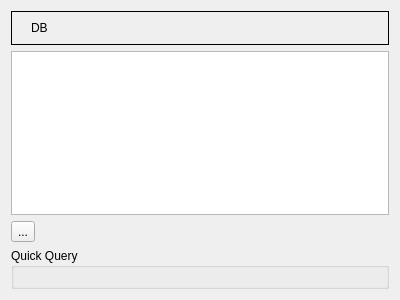
First picture: the form in BrowseTableForm.ui, repository fritzone/ddm, before the edit.
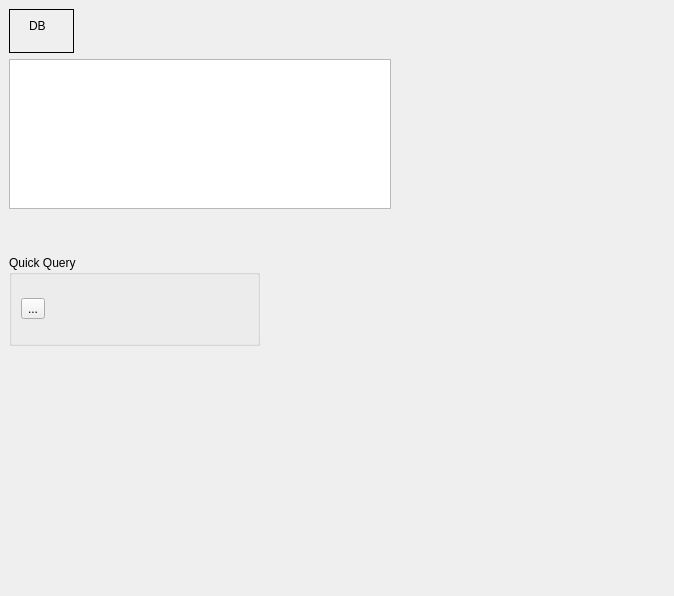
Second picture: the form after the edit. Icons and pictures are not drawn.

```diff
--- a/BrowseTableForm.ui
+++ b/BrowseTableForm.ui
@@ -6,16 +6,22 @@
    <rect>
     <x>0</x>
     <y>0</y>
-    <width>400</width>
-    <height>300</height>
+    <width>674</width>
+    <height>596</height>
    </rect>
   </property>
   <property name="windowTitle">
    <string>Form</string>
   </property>
-  <layout class="QVBoxLayout" name="verticalLayout_3">
-   <item>
     <widget class="QFrame" name="frame">
+   <property name="geometry">
+    <rect>
+     <x>9</x>
+     <y>9</y>
+     <width>65</width>
+     <height>44</height>
+    </rect>
+   </property>
      <property name="frameShape">
       <enum>QFrame::Box</enum>
      </property>
@@ -45,9 +51,15 @@
       </item>
      </layout>
     </widget>
-   </item>
-   <item>
     <widget class="QTableView" name="table">
+   <property name="geometry">
+    <rect>
+     <x>9</x>
+     <y>59</y>
+     <width>382</width>
+     <height>150</height>
+    </rect>
+   </property>
      <property name="sizePolicy">
       <sizepolicy hsizetype="Expanding" vsizetype="Expanding">
        <horstretch>2</horstretch>
@@ -73,7 +85,19 @@
       <bool>false</bool>
      </attribute>
     </widget>
-   </item>
+  <widget class="QGroupBox" name="groupBox">
+   <property name="geometry">
+    <rect>
+     <x>9</x>
+     <y>255</y>
+     <width>251</width>
+     <height>91</height>
+    </rect>
+   </property>
+   <property name="title">
+    <string>Quick Query</string>
+   </property>
+   <layout class="QVBoxLayout" name="verticalLayout_2">
    <item>
     <layout class="QVBoxLayout" name="verticalLayout">
      <item>
@@ -90,17 +114,13 @@
        </property>
       </widget>
      </item>
-    </layout>
-   </item>
    <item>
-    <widget class="QGroupBox" name="groupBox">
-     <property name="title">
-      <string>Quick Query</string>
-     </property>
-     <layout class="QVBoxLayout" name="verticalLayout_2"/>
-    </widget>
-   </item>
-  </layout>
+       <layout class="QHBoxLayout" name="horizontalLayout_5"/>
+      </item>
+     </layout>
+    </item>
+   </layout>
+  </widget>
  </widget>
  <resources>
   <include location="dbm.qrc"/>
```
Lines whose indentation alone changed are shown as unchanged.
